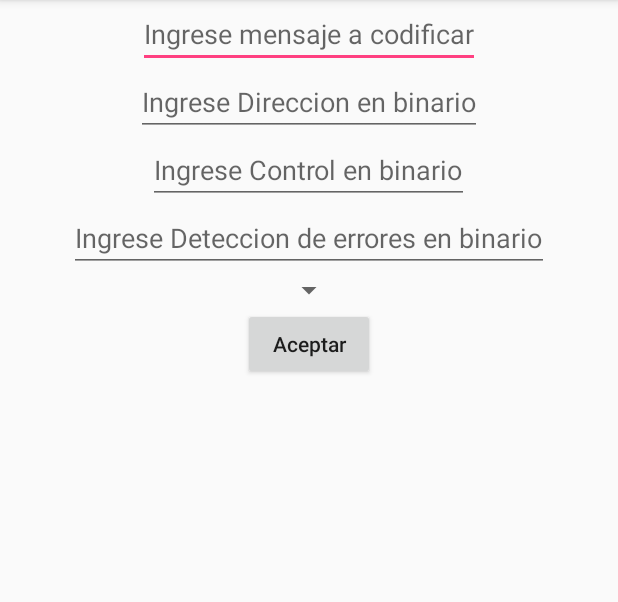
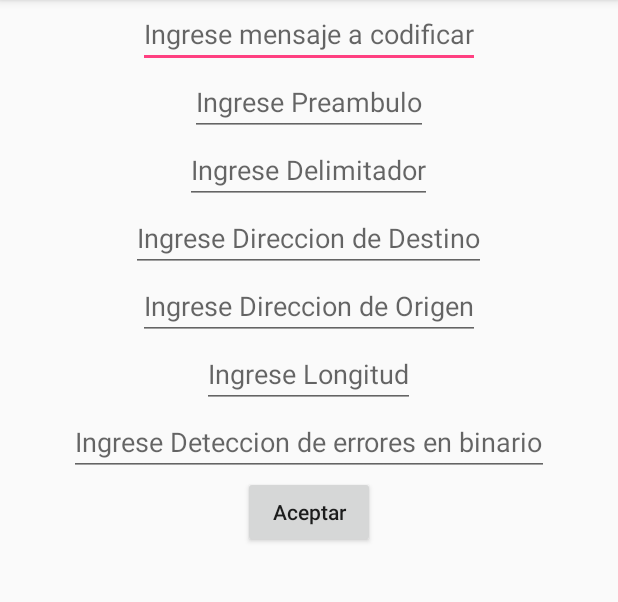
Before and after one commit to AntiDesert5/Tramas, an Android app: the Enthernet screen opened directly, with no data from a screen before it, on a phone screen of 412 x 824 dp, the part 84-686 px from its top. Run offline under Robolectric (Android 15) with nearby library versions, the phone set to English and light mode, and no system bars.

```diff
--- a/app/src/main/res/layout/activity_enthernet.xml
+++ b/app/src/main/res/layout/activity_enthernet.xml
@@ -21,22 +21,49 @@
             android:maxLength="20" />
 
         <EditText
-            android:id="@+id/IngDireccion"
+            android:id="@+id/IngPreambulo"
             android:layout_width="wrap_content"
             android:layout_height="wrap_content"
-            android:hint="@string/Direccion"
+            android:hint="@string/Preambulo"
             android:inputType="number"
             android:digits="01"
             android:maxLength="8" />
 
         <EditText
-            android:id="@+id/IngControl"
+            android:id="@+id/IngDelimitador"
             android:layout_width="wrap_content"
             android:layout_height="wrap_content"
-            android:hint="@string/Control"
+            android:hint="@string/delimitador"
             android:inputType="number"
             android:digits="01"
             android:maxLength="8" />
+
+        <EditText
+            android:id="@+id/IngDestino"
+            android:layout_width="wrap_content"
+            android:layout_height="wrap_content"
+            android:hint="@string/DirDestino"
+            android:inputType="numberDecimal"
+            android:digits="01"
+            android:maxLength="6" />
+
+        <EditText
+            android:id="@+id/IngOrigen"
+            android:layout_width="wrap_content"
+            android:layout_height="wrap_content"
+            android:hint="@string/DirOrigen"
+            android:inputType="numberDecimal"
+            android:digits="01"
+            android:maxLength="6" />
+
+        <EditText
+            android:id="@+id/IngLongitud"
+            android:layout_width="wrap_content"
+            android:layout_height="wrap_content"
+            android:hint="@string/Longitud"
+            android:inputType="numberDecimal"
+            android:digits="01"
+            android:maxLength="2" />
 
         <EditText
             android:id="@+id/IngDeteccion"
@@ -45,14 +72,8 @@
             android:hint="@string/DeteccionError"
             android:inputType="numberDecimal"
             android:digits="01"
-            android:maxLength="16" />
+            android:maxLength="4" />
 
-        <Spinner
-            android:id="@+id/Spinnerdatos"
-            android:layout_width="wrap_content"
-            android:layout_height="wrap_content">
-
-        </Spinner>
 
         <Button
             android:id="@+id/Aceptar1"
@@ -72,14 +93,6 @@
 
         <TextView
             android:id="@+id/MostValor2"
-            android:layout_width="wrap_content"
-            android:layout_height="wrap_content"
-            android:inputType="numberDecimal"
-            android:enabled="false"
-            android:textColor="#000" />
-
-        <TextView
-            android:id="@+id/MostVaSpinner"
             android:layout_width="wrap_content"
             android:layout_height="wrap_content"
             android:inputType="numberDecimal"
@@ -109,5 +122,33 @@
             android:enabled="false"
             android:textColor="#000" />
 
+        <TextView
+            android:id="@+id/MostValor9"
+            android:layout_width="wrap_content"
+            android:layout_height="wrap_content"
+            android:enabled="false"
+            android:textColor="#000" />
+
+        <TextView
+            android:id="@+id/MostValor6"
+            android:layout_width="wrap_content"
+            android:layout_height="wrap_content"
+            android:enabled="false"
+            android:textColor="#000" />
+
+        <TextView
+            android:id="@+id/MostValor7"
+            android:layout_width="wrap_content"
+            android:layout_height="wrap_content"
+            android:enabled="false"
+            android:textColor="#000" />
+
+        <TextView
+            android:id="@+id/MostValor8"
+            android:layout_width="wrap_content"
+            android:layout_height="wrap_content"
+            android:enabled="false"
+            android:textColor="#000" />
+
     </LinearLayout>
 </ScrollView>
--- a/app/src/main/res/values/strings.xml
+++ b/app/src/main/res/values/strings.xml
@@ -11,4 +11,10 @@
     <string name="Direccion">Ingrese Direccion en binario</string>
     <string name="Control">Ingrese Control en binario</string>
     <string name="DeteccionError">Ingrese Deteccion de errores en binario</string>
+    <string name="Preambulo">Ingrese Preambulo</string>
+    <string name="delimitador">Ingrese Delimitador</string>
+    <string name="DirDestino">Ingrese Direccion de Destino</string>
+    <string name="DirOrigen">Ingrese Direccion de Origen</string>
+    <string name="Longitud">Ingrese Longitud</string>
+    <string name="DirOrign">Ingrese Direccion de Origen</string>
 </resources>
```
Also changed, not shown: app/src/main/java/com/example/axelyray/tramas/Enthernet.java (+217 -1 lines).
